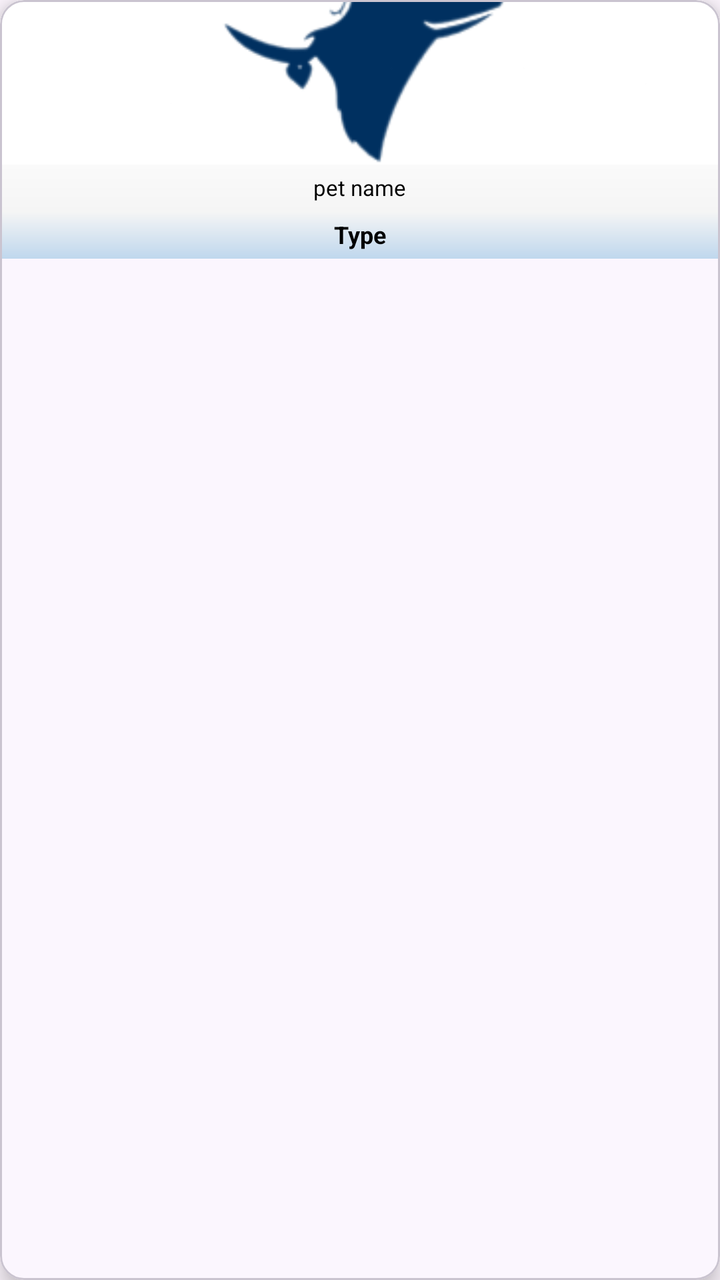
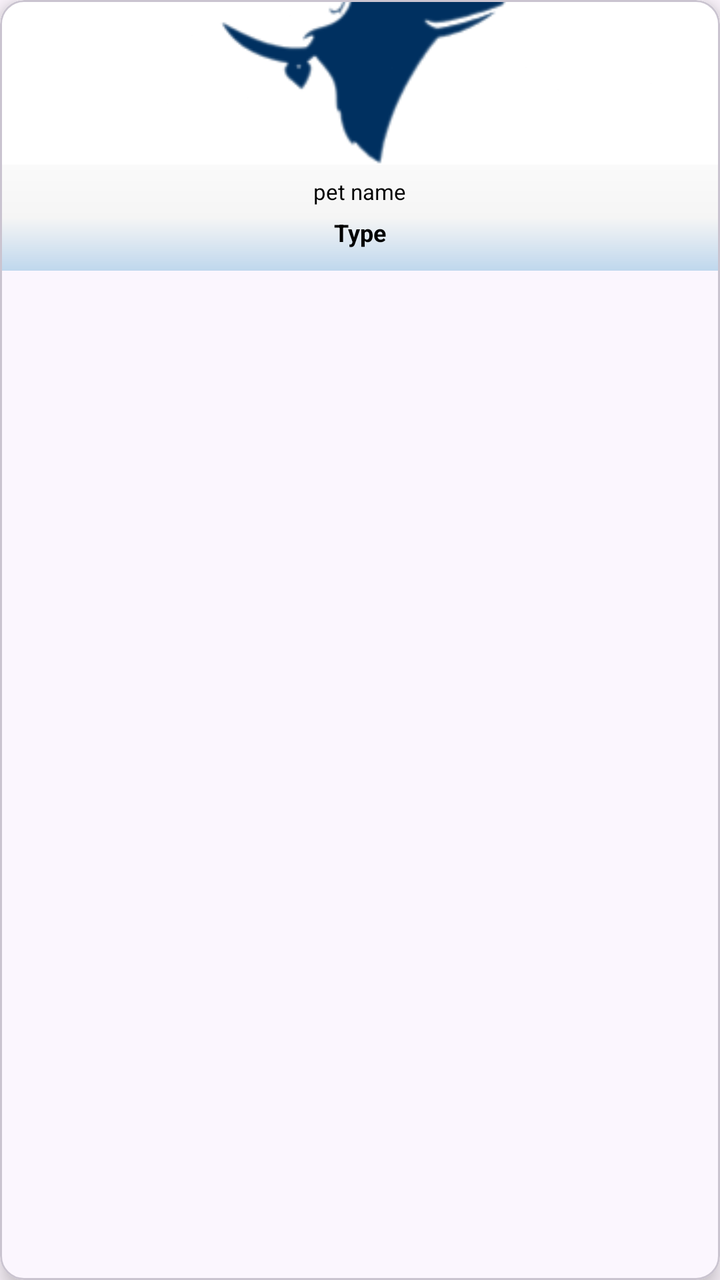

Compare the two renders of this Android layout. The source of the first and the diff that turns it into the second are given below.
<!-- AndroidManifest.xml: application theme Theme.HappyPets -->
<!-- res/layout/pet_item.xml -->
<?xml version="1.0" encoding="utf-8"?>
<com.google.android.material.card.MaterialCardView xmlns:android="http://schemas.android.com/apk/res/android"
    xmlns:app="http://schemas.android.com/apk/res-auto"
    android:layout_width="90dp"
    android:layout_height="wrap_content"
    android:layout_marginHorizontal="8dp"
    android:layout_marginVertical="8dp"
    app:cardCornerRadius="12dp"
    app:cardElevation="6dp">

    <RelativeLayout
        android:layout_width="match_parent"
        android:layout_height="wrap_content">

        <androidx.appcompat.widget.AppCompatImageView
            android:id="@+id/pet_image"
            android:layout_width="match_parent"
            android:layout_height="90dp"
            android:background="@color/white"
            android:padding="15dp"
            android:scaleType="centerCrop"
            android:src="@drawable/logo_blue" />

        <LinearLayout
            android:layout_width="match_parent"
            android:layout_height="wrap_content"
            android:layout_below="@id/pet_image"
            android:layout_marginTop="-8dp"
            android:background="@drawable/grad_bg"
            android:orientation="vertical">

            <com.google.android.material.textview.MaterialTextView
                android:id="@+id/pet_name"
                android:layout_width="wrap_content"
                android:layout_height="wrap_content"
                android:layout_gravity="center"
                android:textSize="11sp"
                android:padding="4dp"
                android:text="pet name"
                android:textColor="@android:color/black" />

            <com.google.android.material.textview.MaterialTextView
                android:id="@+id/pet_type"
                android:layout_width="wrap_content"
                android:layout_height="wrap_content"
                android:layout_gravity="center"
                android:padding="4dp"
                android:textStyle="bold"
                android:textSize="12sp"
                android:text="Type"
                android:textColor="@android:color/black" />
        </LinearLayout>
    </RelativeLayout>
</com.google.android.material.card.MaterialCardView>
<!-- resources referenced by this layout -->
<resources>
  <color name="white">#FFFFFF</color>
  <!-- drawable grad_bg (drawable) -->
  <shape xmlns:android="http://schemas.android.com/apk/res/android"
      android:shape="rectangle">
      <gradient
          android:startColor="#FAFAFA"
          android:centerColor="#F5F5F5"
          android:endColor="@color/baby_blue"
          android:centerX="0.5"
          android:angle="270" />
  </shape>
  <!-- drawable logo_blue: png bitmap (drawable, 9976 bytes) -->
  <style name="Theme.HappyPets" parent="Base.Theme.HappyPets" />
  <color name="baby_blue">#BFD7ED</color>
  <style name="Base.Theme.HappyPets" parent="Theme.Material3.Light.NoActionBar">
          <item name="colorPrimary">@color/app_bg_color</item>
          <item name="radioButtonStyle">@style/CustomRadioButton</item>
  
      </style>
  <color name="app_bg_color">#EAF3FA</color>
  <style name="CustomRadioButton" parent="Widget.AppCompat.CompoundButton.RadioButton">
          <item name="android:buttonTint">@color/black</item>
      </style>
  <color name="black">#000000</color>
</resources>

<!-- the commit's change to res/layout/pet_item.xml (unified diff, before → after) -->
@@ -17,7 +17,7 @@
             android:layout_width="match_parent"
             android:layout_height="90dp"
             android:background="@color/white"
-            android:padding="15dp"
+            android:padding="12dp"
             android:scaleType="centerCrop"
             android:src="@drawable/logo_blue" />
 
@@ -26,6 +26,7 @@
             android:layout_height="wrap_content"
             android:layout_below="@id/pet_image"
             android:layout_marginTop="-8dp"
+            android:padding="6dp"
             android:background="@drawable/grad_bg"
             android:orientation="vertical">
 
@@ -35,7 +36,6 @@
                 android:layout_height="wrap_content"
                 android:layout_gravity="center"
                 android:textSize="11sp"
-                android:padding="4dp"
                 android:text="pet name"
                 android:textColor="@android:color/black" />
 
@@ -44,9 +44,9 @@
                 android:layout_width="wrap_content"
                 android:layout_height="wrap_content"
                 android:layout_gravity="center"
-                android:padding="4dp"
                 android:textStyle="bold"
                 android:textSize="12sp"
+                android:layout_marginVertical="5dp"
                 android:text="Type"
                 android:textColor="@android:color/black" />
         </LinearLayout>
